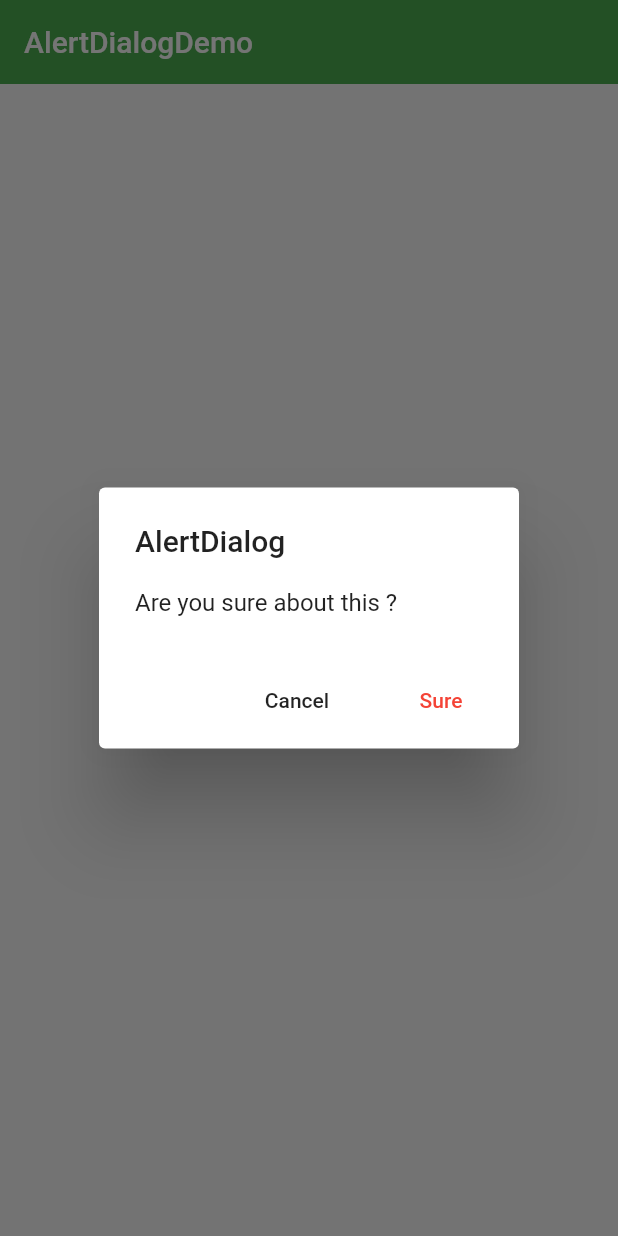
After one commit to MrQiuHaHa/FlutterBase, a Flutter app: the AlertDialogDemo screen opened directly, after a tap on "Open AlertDialog", on a phone screen of 412 x 824 dp. The commit adds this screen. Run offline on Flutter 3.47's test engine with Material 2 defaults, Android fonts, the phone set to English and light mode, and no system bars.

Commit message:
feat(alert_dialog_demo.dart): 弹窗效果2--alertView

```diff
--- /dev/null
+++ b/lib/demo/alert_dialog_demo.dart
@@ -0,0 +1,86 @@
+import 'package:flutter/material.dart';
+import 'dart:async';
+
+enum Action{
+  Ok, Cancel
+}
+
+class AlertDialogDemo extends StatefulWidget {
+  @override
+  _AlertDialogDemoState createState() => _AlertDialogDemoState();
+}
+
+class _AlertDialogDemoState extends State<AlertDialogDemo> {
+
+  String _choice = 'Nothing';
+
+  Future _openAlertDialog () async {
+    final action = await showDialog(
+      context: context,
+      barrierDismissible: false,
+      builder: (BuildContext context) {
+        return AlertDialog(
+          title: Text('AlertDialog'),
+          content: Text('Are you sure about this ?'),
+          actions: <Widget>[
+            FlatButton(
+              onPressed: (){
+                Navigator.pop(context,Action.Cancel);
+              },
+              child: Text('Cancel'),
+            ),
+            FlatButton(
+              onPressed: (){
+                Navigator.pop(context,Action.Ok);
+              },
+              child: Text('Sure',style: TextStyle(color: Colors.red),),
+            ),
+          ],
+        );
+      },
+    );
+
+    switch (action) {
+      case Action.Ok:
+        setState(() {
+          _choice = 'OK';
+        });
+        break;
+      case(Action.Cancel):
+        setState(() {
+          _choice = 'Cancel';
+        });
+        break;
+      default:
+    }
+  }
+
+  @override
+  Widget build(BuildContext context) {
+    return Scaffold(
+      appBar: AppBar(
+        title: Text('AlertDialogDemo'),
+        elevation: 0.0,
+      ),
+      body: Container(
+        padding: EdgeInsets.all(16.0),
+        child: Column(
+          mainAxisAlignment: MainAxisAlignment.center,
+          children: <Widget>[
+            Text('Your Choice is : $_choice'),
+            SizedBox(height: 32,),
+            Row(
+              mainAxisAlignment: MainAxisAlignment.center,
+              children: <Widget>[
+                RaisedButton(
+                  onPressed: _openAlertDialog,
+                  child: Text('Open AlertDialog'),
+                )
+              ],
+            )
+          ],
+        ),
+      ),
+    );
+  }
+}
--- a/lib/demo/material_components.dart
+++ b/lib/demo/material_components.dart
@@ -9,6 +9,7 @@ import '../demo/switch_demo.dart';
 import '../demo/slider_demo.dart';
 import '../demo/datetime_demo.dart';
 import '../demo/simple_dialog_demo.dart';
+import '../demo/alert_dialog_demo.dart';
 
 class MaterialComponents extends StatelessWidget {
   @override
@@ -20,6 +21,7 @@ class MaterialComponents extends StatelessWidget {
       ),
       body: ListView(
         children: <Widget>[
+          ListItem(title: 'AlertDialogDemo',page: AlertDialogDemo(),),
           ListItem(title: 'SimpleDialogDemo',page: SimpleDialogDemo(),),
           ListItem(title: 'DateTimeDemo',page: DateTimeDemo(),),
           ListItem(title: 'SliderDemo',page: SliderDemo(),),
```
